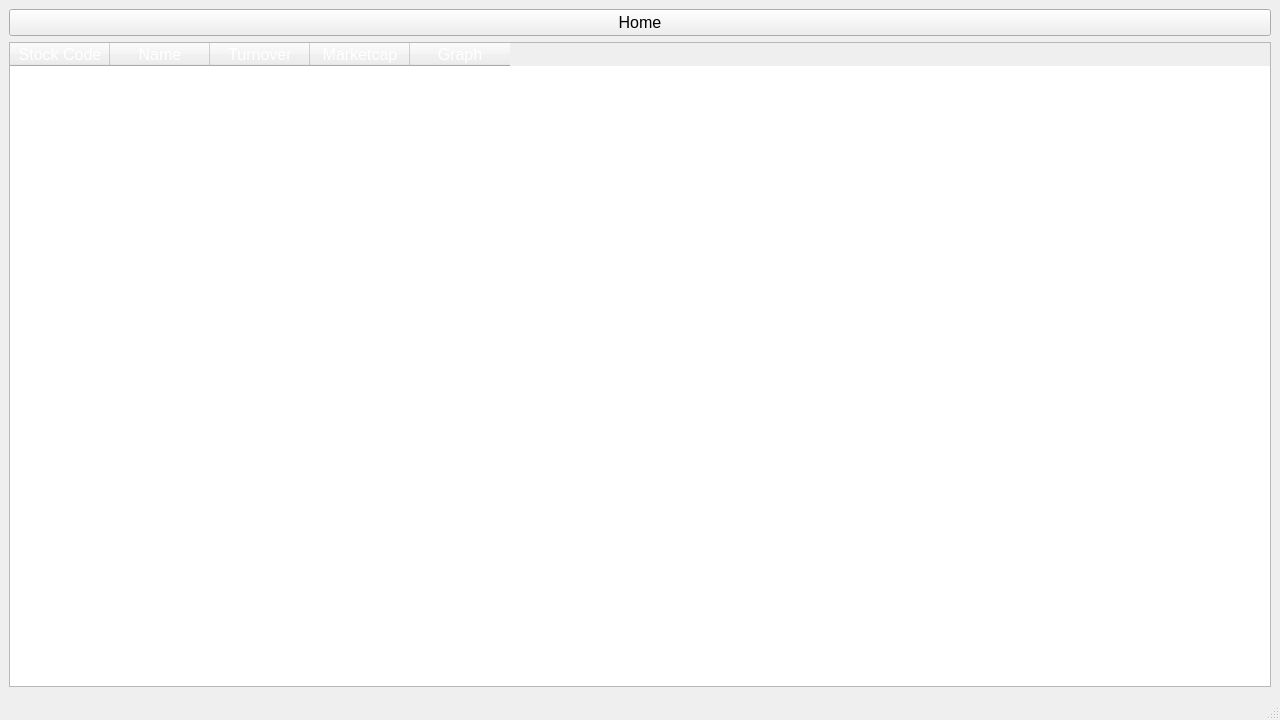
Qt form mainwindow.ui (ShashwatSingh67/oop-project) before a commit.
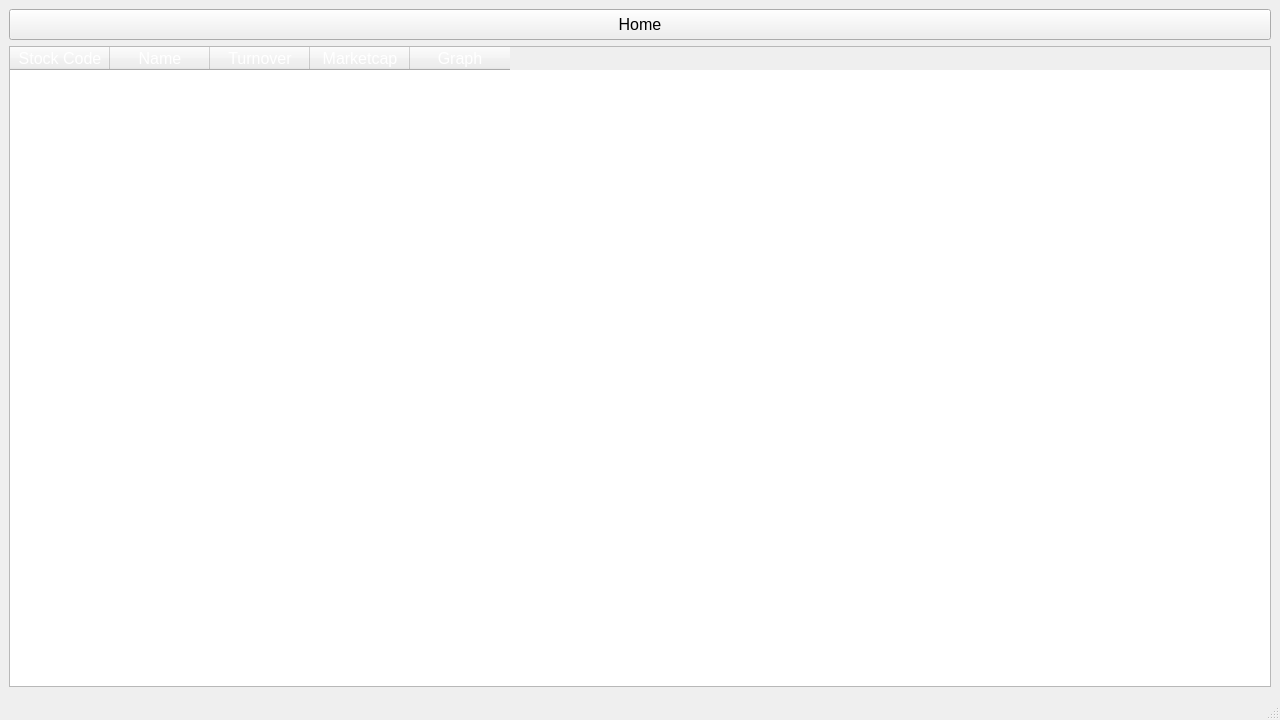
The same form after that commit.

What changed in the file:
```diff
--- a/mainwindow.ui
+++ b/mainwindow.ui
@@ -137,6 +137,12 @@
     </item>
     <item row="0" column="0" colspan="2">
      <widget class="QPushButton" name="Home_Button">
+      <property name="minimumSize">
+       <size>
+        <width>0</width>
+        <height>31</height>
+       </size>
+      </property>
       <property name="text">
        <string>Home</string>
       </property>
```
Left out of the diff: 2 changed lines with no effect on the pictures.
